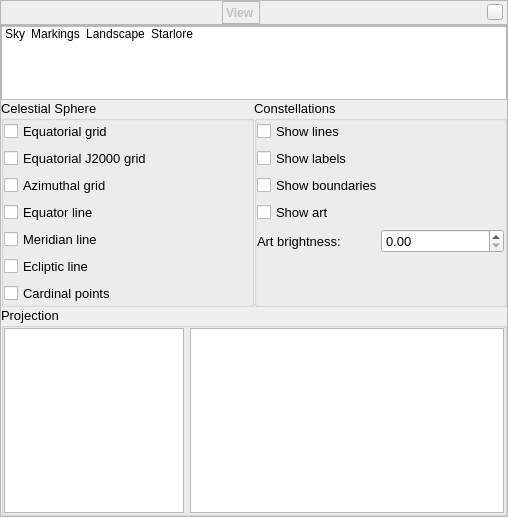
Qt form src/gui/viewDialog.ui (519984307/stellarium_src) before a commit.
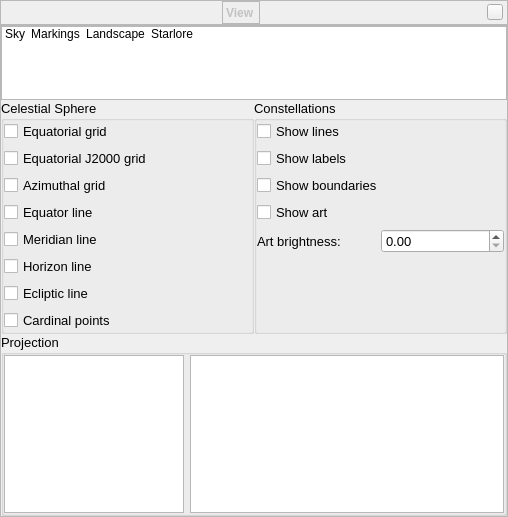
The same form after that commit. The open tabs and pages were chosen to show the change. Icons and pictures are not drawn. Custom widgets are drawn as their Qt base class.

Commit message: Add draw horizon line

Patch:
```diff
--- a/src/gui/viewDialog.ui
+++ b/src/gui/viewDialog.ui
@@ -1059,6 +1059,13 @@
                </property>
               </widget>
              </item>
+             <item>
+              <widget class="QCheckBox" name="showHorizonLineCheckBox">
+               <property name="text">
+                <string>Horizon line</string>
+               </property>
+              </widget>
+             </item>
              <item>
               <widget class="QCheckBox" name="showEclipticLineCheckBox">
                <property name="text">
```
Left out of the diff: 1 changed line with no effect on the pictures. The commit also changes 4 other files.
